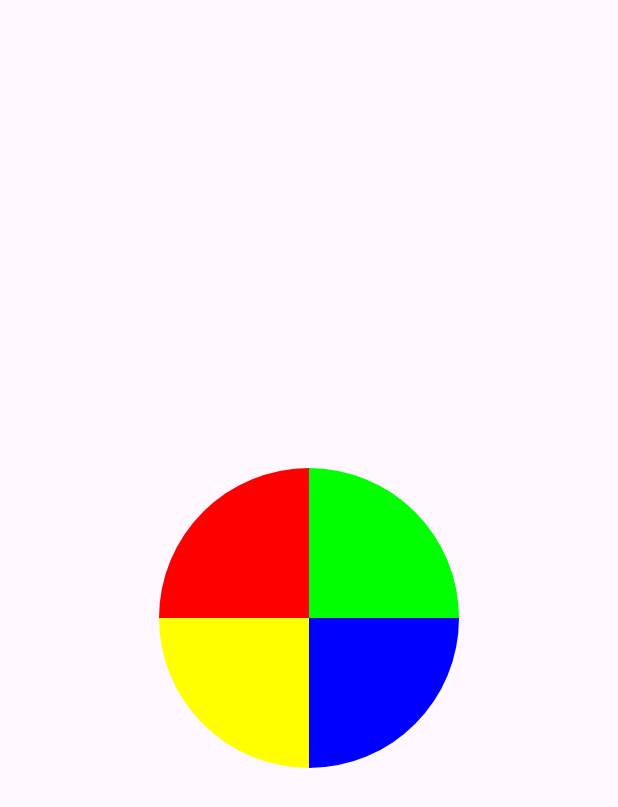
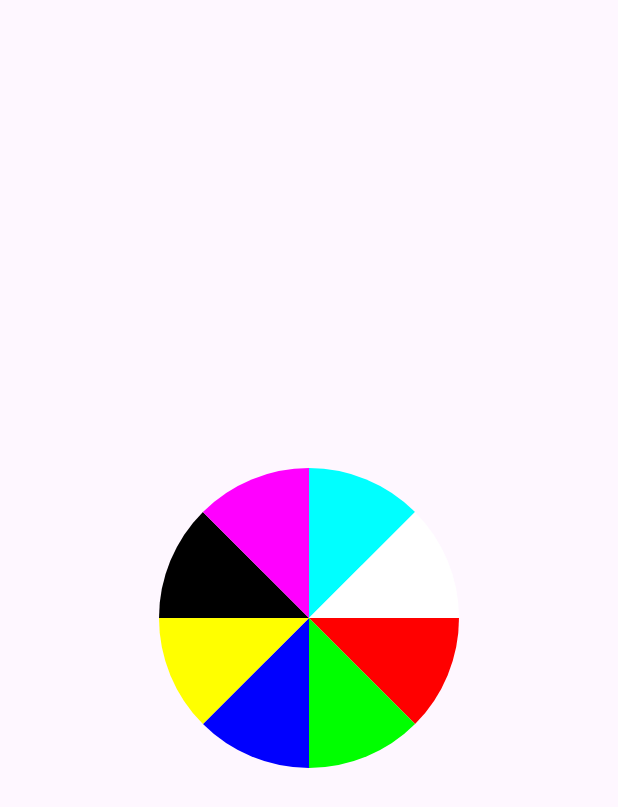
Before and after one commit to NORMss/CustomView, an Android app: the screen it shows after launch (MainActivity), on a phone screen of 412 x 824 dp. Shown: the top 807 px of the screen. Run offline under Robolectric (Android 15) with nearby library versions, the phone set to English and light mode, and no system bars.

Commit message:
feature(support for multiple buttons): feature support for multiple buttons in TestView.kt
Closes #3

```diff
--- a/app/src/main/java/com/norm/mycustomview/TestView.kt
+++ b/app/src/main/java/com/norm/mycustomview/TestView.kt
@@ -5,8 +5,10 @@ import android.graphics.Canvas
 import android.graphics.Color
 import android.graphics.Paint
 import android.util.AttributeSet
+import android.util.Log
 import android.view.MotionEvent
 import android.view.View
+import kotlin.math.atan2
 
 class TestView(
     context: Context,
@@ -14,8 +16,17 @@ class TestView(
 ) : View(context, attributeSet) {
     private val paint = Paint()
     private val paintC = Paint()
-    private val startAngle = -180f
-    private val colors = listOf(Color.RED, Color.GREEN, Color.BLUE, Color.YELLOW)
+    private val startAngle = 0f
+    private val colors = listOf(
+        Color.RED,
+        Color.GREEN,
+        Color.BLUE,
+        Color.YELLOW,
+        Color.BLACK,
+        Color.MAGENTA,
+        Color.CYAN,
+        Color.WHITE
+    )
     private val sweepAngle = 360f / colors.size
     private var buttonClicked = -1
 
@@ -61,18 +72,14 @@ class TestView(
 
         when (event.action) {
             MotionEvent.ACTION_DOWN -> {
-                if (x < centerX && y < centerY) {
-                    buttonClicked = 0
-                }
-                if (x > centerX && y < centerY) {
-                    buttonClicked = 1
-                }
-                if (x > centerX && y > centerY) {
-                    buttonClicked = 2
-                }
-                if (x < centerX && y > centerY) {
-                    buttonClicked = 3
-                }
+                val angle = (Math.toDegrees(
+                    atan2(
+                        y - centerY,
+                        x - centerX
+                    ).toDouble()
+                ) + 360) % 360
+                buttonClicked = (angle / (360 / colors.size)).toInt()
+                Log.d("MyLog", "Angle: $angle")
                 invalidate()
             }
 
```
